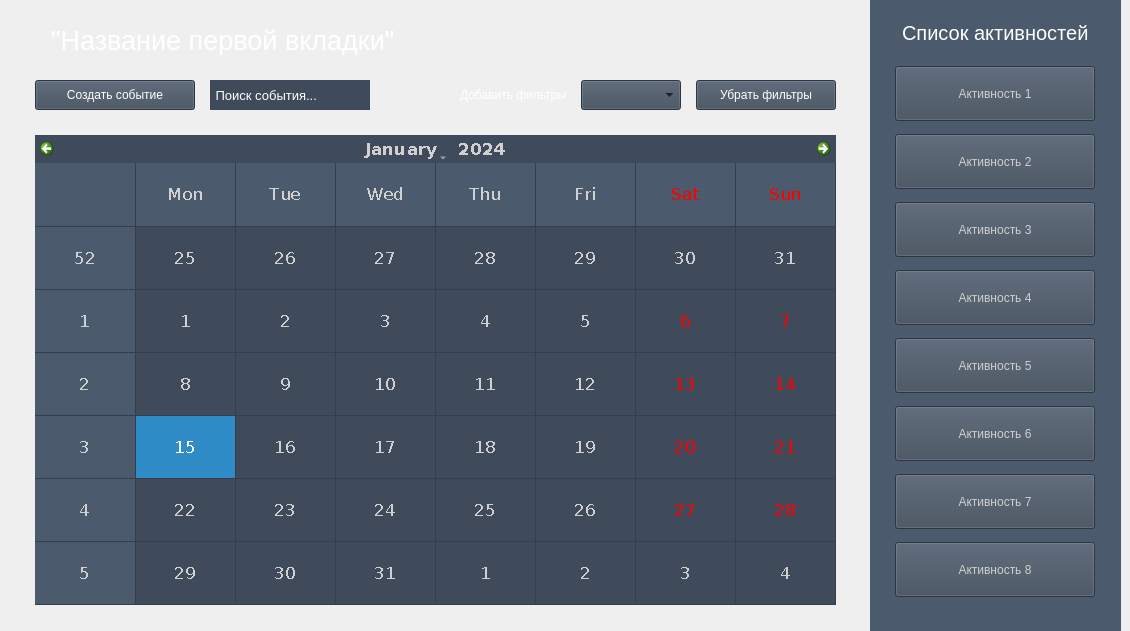
Before: the Qt Designer form widgets/widget_schedule.ui in Ewasince/DailyMaker, drawn with Qt 5.
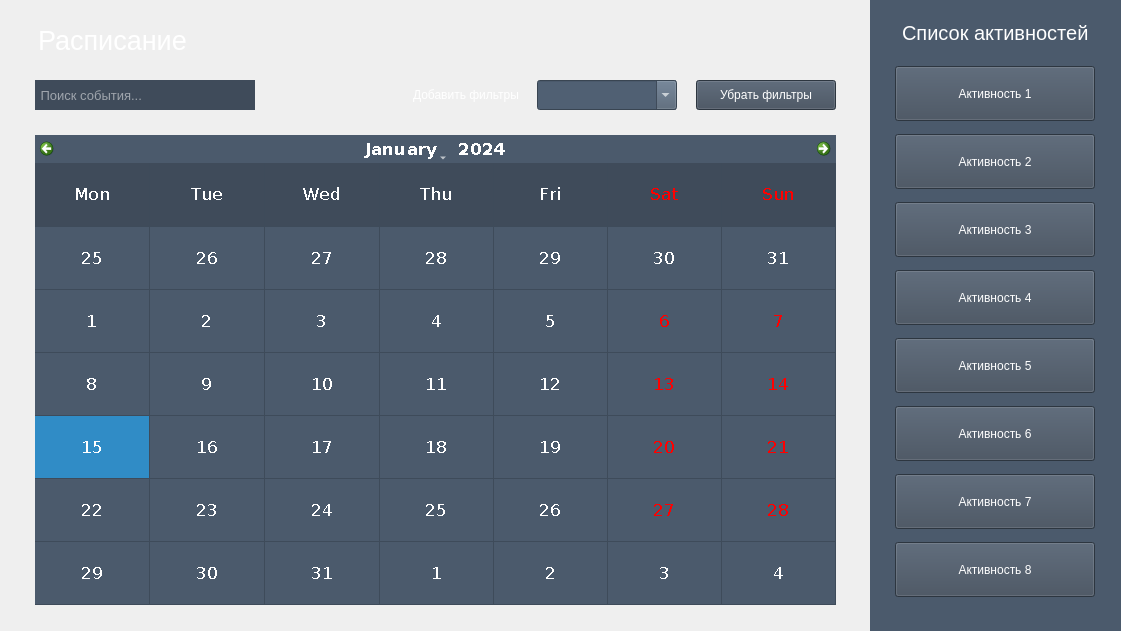
After: the same form once the commit is applied.

Commit message: new_widget_schedule

The edit to the form file:
```diff
--- a/widgets/widget_schedule.ui
+++ b/widgets/widget_schedule.ui
@@ -6,7 +6,7 @@
    <rect>
     <x>0</x>
     <y>0</y>
-    <width>1130</width>
+    <width>1121</width>
     <height>631</height>
    </rect>
   </property>
@@ -110,7 +110,7 @@
       </property>
       <property name="styleSheet">
        <string notr="true">background-color: rgb(63, 75, 90);
-color: rgb(207, 207, 207);
+color: rgb(255, 255, 255);
 font: 13pt &quot;Microsoft YaHei UI&quot;;</string>
       </property>
       <property name="text">
@@ -152,7 +152,7 @@
       </property>
       <property name="styleSheet">
        <string notr="true">background-color: rgb(63, 75, 90);
-color: rgb(207, 207, 207);
+color: rgb(255, 255, 255);
 font: 13pt &quot;Microsoft YaHei UI&quot;;</string>
       </property>
       <property name="text">
@@ -194,7 +194,7 @@
       </property>
       <property name="styleSheet">
        <string notr="true">background-color: rgb(63, 75, 90);
-color: rgb(207, 207, 207);
+color: rgb(255, 255, 255);
 font: 13pt &quot;Microsoft YaHei UI&quot;;</string>
       </property>
       <property name="text">
@@ -236,7 +236,7 @@
       </property>
       <property name="styleSheet">
        <string notr="true">background-color: rgb(63, 75, 90);
-color: rgb(207, 207, 207);
+color: rgb(255, 255, 255);
 font: 13pt &quot;Microsoft YaHei UI&quot;;</string>
       </property>
       <property name="text">
@@ -278,7 +278,7 @@
       </property>
       <property name="styleSheet">
        <string notr="true">background-color: rgb(63, 75, 90);
-color: rgb(207, 207, 207);
+color: rgb(255, 255, 255);
 font: 13pt &quot;Microsoft YaHei UI&quot;;</string>
       </property>
       <property name="text">
@@ -320,7 +320,7 @@
       </property>
       <property name="styleSheet">
        <string notr="true">background-color: rgb(63, 75, 90);
-color: rgb(207, 207, 207);
+color: rgb(255, 255, 255);
 font: 13pt &quot;Microsoft YaHei UI&quot;;</string>
       </property>
       <property name="text">
@@ -362,7 +362,7 @@
       </property>
       <property name="styleSheet">
        <string notr="true">background-color: rgb(63, 75, 90);
-color: rgb(207, 207, 207);
+color: rgb(255, 255, 255);
 font: 13pt &quot;Microsoft YaHei UI&quot;;</string>
       </property>
       <property name="text">
@@ -404,7 +404,7 @@
       </property>
       <property name="styleSheet">
        <string notr="true">background-color: rgb(63, 75, 90);
-color: rgb(207, 207, 207);
+color: rgb(255, 255, 255);
 font: 13pt &quot;Microsoft YaHei UI&quot;;</string>
       </property>
       <property name="text">
@@ -527,7 +527,7 @@
 font: 20pt &quot;Microsoft YaHei UI&quot;;</string>
          </property>
          <property name="text">
-          <string>&quot;Название первой вкладки&quot;</string>
+          <string>Расписание</string>
          </property>
          <property name="scaledContents">
           <bool>false</bool>
@@ -550,7 +550,7 @@
          </property>
          <property name="sizeHint" stdset="0">
           <size>
-           <width>424</width>
+           <width>645</width>
            <height>20</height>
           </size>
          </property>
@@ -598,36 +598,6 @@
        <property name="bottomMargin">
         <number>0</number>
        </property>
-       <item alignment="Qt::AlignLeft">
-        <widget class="QPushButton" name="addEventButton">
-         <property name="sizePolicy">
-          <sizepolicy hsizetype="Preferred" vsizetype="Preferred">
-           <horstretch>0</horstretch>
-           <verstretch>0</verstretch>
-          </sizepolicy>
-         </property>
-         <property name="minimumSize">
-          <size>
-           <width>160</width>
-           <height>30</height>
-          </size>
-         </property>
-         <property name="maximumSize">
-          <size>
-           <width>130</width>
-           <height>30</height>
-          </size>
-         </property>
-         <property name="styleSheet">
-          <string notr="true">background-color: rgb(63, 75, 90);
-font: 10pt &quot;Microsoft YaHei UI&quot;;;
-color: rgb(255, 255, 255);</string>
-         </property>
-         <property name="text">
-          <string>Создать событие</string>
-         </property>
-        </widget>
-       </item>
        <item alignment="Qt::AlignHCenter|Qt::AlignVCenter">
         <widget class="QLineEdit" name="findEventEditText">
          <property name="sizePolicy">
@@ -638,13 +608,13 @@
          </property>
          <property name="minimumSize">
           <size>
-           <width>160</width>
+           <width>220</width>
            <height>30</height>
           </size>
          </property>
          <property name="maximumSize">
           <size>
-           <width>160</width>
+           <width>220</width>
            <height>30</height>
           </size>
          </property>
@@ -669,6 +639,12 @@
 color: rgb(255, 255, 255);</string>
          </property>
          <property name="text">
+          <string/>
+         </property>
+         <property name="frame">
+          <bool>false</bool>
+         </property>
+         <property name="placeholderText">
           <string> Поиск события...</string>
          </property>
          <property name="frame">
@@ -681,9 +657,12 @@
          <property name="orientation">
           <enum>Qt::Horizontal</enum>
          </property>
+         <property name="sizeType">
+          <enum>QSizePolicy::Fixed</enum>
+         </property>
          <property name="sizeHint" stdset="0">
           <size>
-           <width>40</width>
+           <width>105</width>
            <height>20</height>
           </size>
          </property>
@@ -716,16 +695,200 @@
          </property>
          <property name="minimumSize">
           <size>
-           <width>100</width>
+           <width>140</width>
            <height>30</height>
           </size>
          </property>
          <property name="maximumSize">
           <size>
-           <width>100</width>
+           <width>140</width>
            <height>30</height>
           </size>
          </property>
+         <property name="palette">
+          <palette>
+           <active>
+            <colorrole role="WindowText">
+             <brush brushstyle="SolidPattern">
+              <color alpha="255">
+               <red>255</red>
+               <green>255</green>
+               <blue>255</blue>
+              </color>
+             </brush>
+            </colorrole>
+            <colorrole role="Button">
+             <brush brushstyle="SolidPattern">
+              <color alpha="255">
+               <red>80</red>
+               <green>96</green>
+               <blue>115</blue>
+              </color>
+             </brush>
+            </colorrole>
+            <colorrole role="Text">
+             <brush brushstyle="SolidPattern">
+              <color alpha="255">
+               <red>255</red>
+               <green>255</green>
+               <blue>255</blue>
+              </color>
+             </brush>
+            </colorrole>
+            <colorrole role="ButtonText">
+             <brush brushstyle="SolidPattern">
+              <color alpha="255">
+               <red>255</red>
+               <green>255</green>
+               <blue>255</blue>
+              </color>
+             </brush>
+            </colorrole>
+            <colorrole role="Base">
+             <brush brushstyle="SolidPattern">
+              <color alpha="255">
+               <red>80</red>
+               <green>96</green>
+               <blue>115</blue>
+              </color>
+             </brush>
+            </colorrole>
+            <colorrole role="Window">
+             <brush brushstyle="SolidPattern">
+              <color alpha="255">
+               <red>80</red>
+               <green>96</green>
+               <blue>115</blue>
+              </color>
+             </brush>
+            </colorrole>
+           </active>
+           <inactive>
+            <colorrole role="WindowText">
+             <brush brushstyle="SolidPattern">
+              <color alpha="255">
+               <red>255</red>
+               <green>255</green>
+               <blue>255</blue>
+              </color>
+             </brush>
+            </colorrole>
+            <colorrole role="Button">
+             <brush brushstyle="SolidPattern">
+              <color alpha="255">
+               <red>80</red>
+               <green>96</green>
+               <blue>115</blue>
+              </color>
+             </brush>
+            </colorrole>
+            <colorrole role="Text">
+             <brush brushstyle="SolidPattern">
+              <color alpha="255">
+               <red>255</red>
+               <green>255</green>
+               <blue>255</blue>
+              </color>
+             </brush>
+            </colorrole>
+            <colorrole role="ButtonText">
+             <brush brushstyle="SolidPattern">
+              <color alpha="255">
+               <red>255</red>
+               <green>255</green>
+               <blue>255</blue>
+              </color>
+             </brush>
+            </colorrole>
+            <colorrole role="Base">
+             <brush brushstyle="SolidPattern">
+              <color alpha="255">
+               <red>80</red>
+               <green>96</green>
+               <blue>115</blue>
+              </color>
+             </brush>
+            </colorrole>
+            <colorrole role="Window">
+             <brush brushstyle="SolidPattern">
+              <color alpha="255">
+               <red>80</red>
+               <green>96</green>
+               <blue>115</blue>
+              </color>
+             </brush>
+            </colorrole>
+           </inactive>
+           <disabled>
+            <colorrole role="WindowText">
+             <brush brushstyle="SolidPattern">
+              <color alpha="255">
+               <red>255</red>
+               <green>255</green>
+               <blue>255</blue>
+              </color>
+             </brush>
+            </colorrole>
+            <colorrole role="Button">
+             <brush brushstyle="SolidPattern">
+              <color alpha="255">
+               <red>80</red>
+               <green>96</green>
+               <blue>115</blue>
+              </color>
+             </brush>
+            </colorrole>
+            <colorrole role="Text">
+             <brush brushstyle="SolidPattern">
+              <color alpha="255">
+               <red>255</red>
+               <green>255</green>
+               <blue>255</blue>
+              </color>
+             </brush>
+            </colorrole>
+            <colorrole role="ButtonText">
+             <brush brushstyle="SolidPattern">
+              <color alpha="255">
+               <red>255</red>
+               <green>255</green>
+               <blue>255</blue>
+              </color>
+             </brush>
+            </colorrole>
+            <colorrole role="Base">
+             <brush brushstyle="SolidPattern">
+              <color alpha="255">
+               <red>80</red>
+               <green>96</green>
+               <blue>115</blue>
+              </color>
+             </brush>
+            </colorrole>
+            <colorrole role="Window">
+             <brush brushstyle="SolidPattern">
+              <color alpha="255">
+               <red>80</red>
+               <green>96</green>
+               <blue>115</blue>
+              </color>
+             </brush>
+            </colorrole>
+           </disabled>
+          </palette>
+         </property>
+         <property name="font">
+          <font>
+           <family>Microsoft JhengHei UI</family>
+           <pointsize>10</pointsize>
+           <weight>50</weight>
+           <italic>false</italic>
+           <bold>false</bold>
+          </font>
+         </property>
+         <property name="contextMenuPolicy">
+          <enum>Qt::ActionsContextMenu</enum>
+         </property>
          <property name="layoutDirection">
           <enum>Qt::LeftToRight</enum>
          </property>
@@ -733,14 +896,25 @@
           <bool>false</bool>
          </property>
          <property name="styleSheet">
-          <string notr="true">background-color: rgb(63, 75, 90);</string>
+          <string notr="true">background-color: rgb(80, 96, 115);
+color: rgb(255, 255, 255);
+font: 10pt &quot;Microsoft JhengHei UI&quot;;</string>
          </property>
          <property name="editable">
-          <bool>false</bool>
+          <bool>true</bool>
          </property>
          <property name="currentText">
           <string/>
          </property>
+         <property name="maxVisibleItems">
+          <number>16</number>
+         </property>
+         <property name="insertPolicy">
+          <enum>QComboBox::InsertAlphabetically</enum>
+         </property>
+         <property name="frame">
+          <bool>true</bool>
+         </property>
         </widget>
        </item>
        <item alignment="Qt::AlignRight">
@@ -843,9 +1017,11 @@
        <bool>false</bool>
       </property>
       <property name="styleSheet">
-       <string notr="true">background-color: rgb(63, 75, 90);
-color: rgb(208, 208, 208);
-alternate-background-color: rgb(75, 90, 108);</string>
+       <string notr="true">background-color: rgb(75, 90, 108);
+color: rgb(255, 255, 255);
+alternate-background-color: rgb(63, 75, 90);
+
+</string>
       </property>
       <property name="inputMethodHints">
        <set>Qt::ImhNone</set>
@@ -859,6 +1035,9 @@
       <property name="horizontalHeaderFormat">
        <enum>QCalendarWidget::ShortDayNames</enum>
       </property>
+      <property name="verticalHeaderFormat">
+       <enum>QCalendarWidget::NoVerticalHeader</enum>
+      </property>
       <property name="navigationBarVisible">
        <bool>true</bool>
       </property>
```
Left out of the diff: 5 changed lines with no effect on the pictures. The commit also changes 3 other files.
